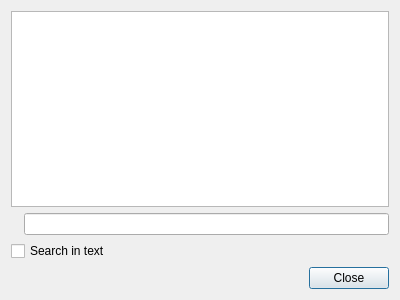
Before: the Qt Designer form libqtnote/notemanagerdlg.ui in Ri0n/QtNote, drawn with Qt 5.
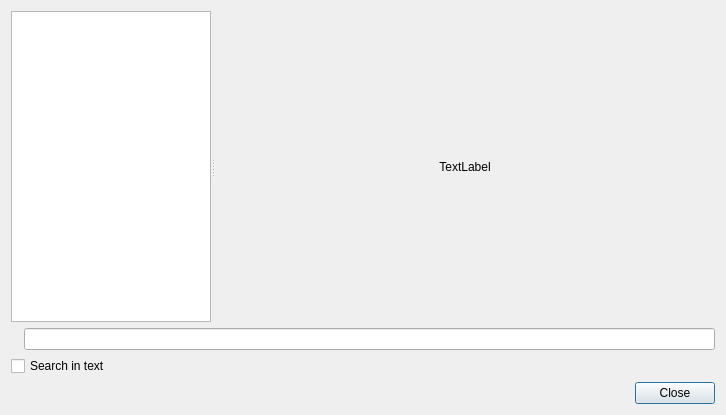
After: the same form once the commit is applied. Icons and pictures are not drawn. Custom widgets are drawn as their Qt base class.

Commit message: Fixed crash on dblclick in notemanager. Improved dialog size handling

Patch:
```diff
--- a/libqtnote/notemanagerdlg.ui
+++ b/libqtnote/notemanagerdlg.ui
@@ -6,8 +6,8 @@
    <rect>
     <x>0</x>
     <y>0</y>
-    <width>400</width>
-    <height>300</height>
+    <width>722</width>
+    <height>415</height>
    </rect>
   </property>
   <property name="windowIcon">
@@ -29,7 +29,7 @@
       </property>
       <property name="minimumSize">
        <size>
-        <width>100</width>
+        <width>200</width>
         <height>0</height>
        </size>
       </property>
@@ -52,6 +52,20 @@
        <bool>false</bool>
       </attribute>
      </widget>
+     <widget class="QLabel" name="label_2">
+      <property name="minimumSize">
+       <size>
+        <width>500</width>
+        <height>0</height>
+       </size>
+      </property>
+      <property name="text">
+       <string>TextLabel</string>
+      </property>
+      <property name="alignment">
+       <set>Qt::AlignCenter</set>
+      </property>
+     </widget>
     </widget>
    </item>
    <item>
```
The commit also changes 1 other file.
